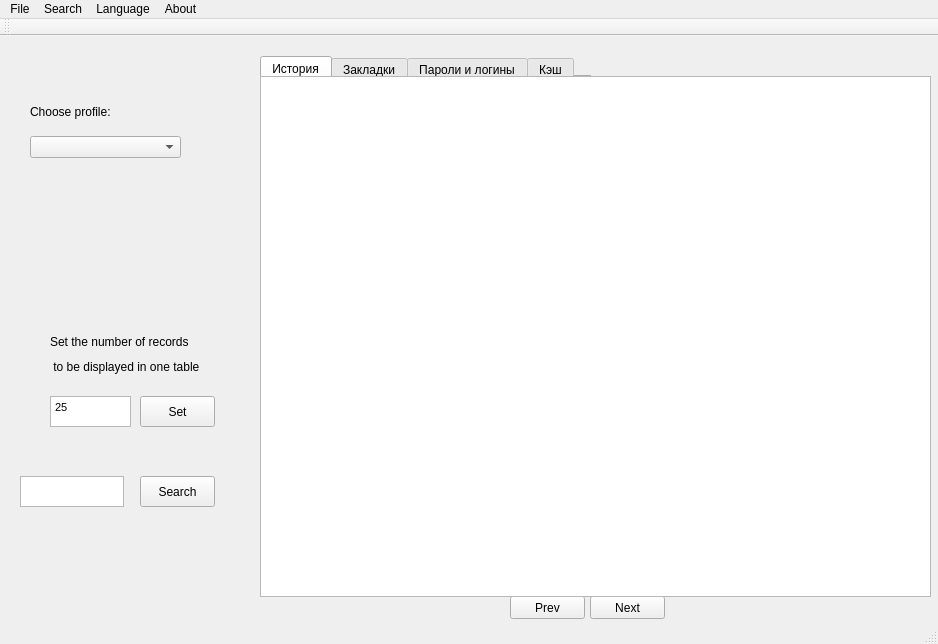
The window that src/FFParser_GUI/source/mainwindow.ui (sp0wk/FFParser_2017) describes before a commit, drawn with Qt 5.
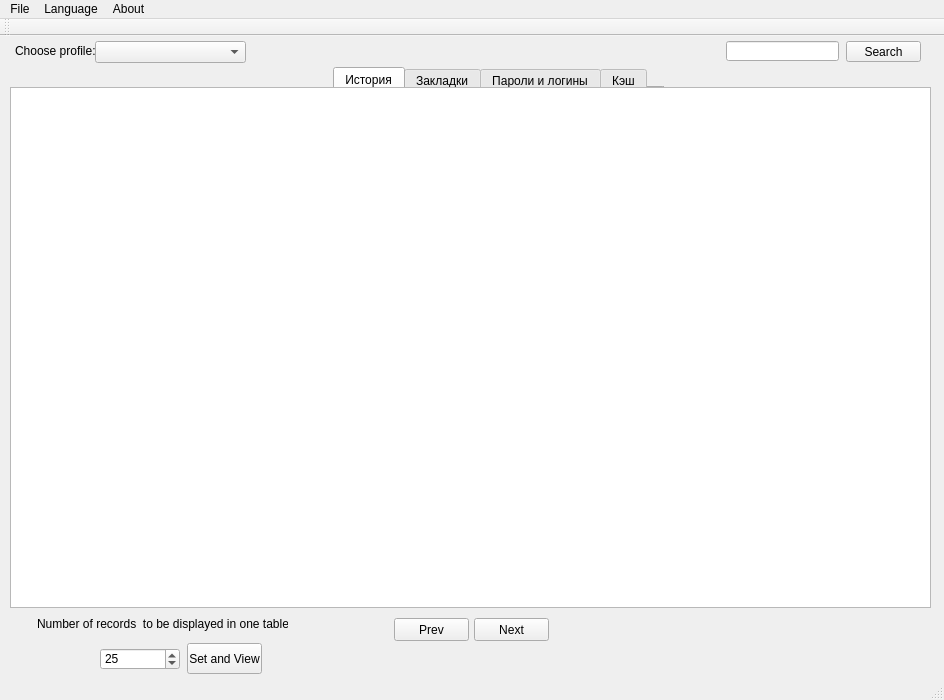
The same window after the commit.

Commit message: Fix and update paging, search, view and interface layout

```diff
--- a/src/FFParser_GUI/source/mainwindow.ui
+++ b/src/FFParser_GUI/source/mainwindow.ui
@@ -6,10 +6,22 @@
    <rect>
     <x>0</x>
     <y>0</y>
-    <width>938</width>
-    <height>644</height>
+    <width>944</width>
+    <height>700</height>
    </rect>
   </property>
+  <property name="minimumSize">
+   <size>
+    <width>944</width>
+    <height>700</height>
+   </size>
+  </property>
+  <property name="maximumSize">
+   <size>
+    <width>944</width>
+    <height>700</height>
+   </size>
+  </property>
   <property name="windowTitle">
    <string>MainWindow</string>
   </property>
@@ -17,8 +29,8 @@
    <widget class="QPushButton" name="pushButton">
     <property name="geometry">
      <rect>
-      <x>590</x>
-      <y>560</y>
+      <x>474</x>
+      <y>582</y>
       <width>75</width>
       <height>23</height>
      </rect>
@@ -30,8 +42,8 @@
    <widget class="QPushButton" name="pushButton_2">
     <property name="geometry">
      <rect>
-      <x>510</x>
-      <y>560</y>
+      <x>394</x>
+      <y>582</y>
       <width>75</width>
       <height>23</height>
      </rect>
@@ -43,9 +55,9 @@
    <widget class="QLabel" name="label">
     <property name="geometry">
      <rect>
-      <x>30</x>
-      <y>60</y>
-      <width>121</width>
+      <x>15</x>
+      <y>-1</y>
+      <width>81</width>
       <height>31</height>
      </rect>
     </property>
@@ -56,8 +68,8 @@
    <widget class="QComboBox" name="comboBox">
     <property name="geometry">
      <rect>
-      <x>30</x>
-      <y>100</y>
+      <x>95</x>
+      <y>5</y>
       <width>151</width>
       <height>22</height>
      </rect>
@@ -66,8 +78,8 @@
    <widget class="QTabWidget" name="tabWidget">
     <property name="geometry">
      <rect>
-      <x>260</x>
-      <y>20</y>
+      <x>333</x>
+      <y>31</y>
       <width>331</width>
       <height>21</height>
      </rect>
@@ -102,9 +114,9 @@
    <widget class="QTableWidget" name="tableWidget">
     <property name="geometry">
      <rect>
-      <x>260</x>
-      <y>40</y>
-      <width>671</width>
+      <x>10</x>
+      <y>51</y>
+      <width>921</width>
       <height>521</height>
      </rect>
     </property>
@@ -115,92 +127,84 @@
      <bool>false</bool>
     </property>
    </widget>
-   <widget class="QTextEdit" name="textEdit">
-    <property name="geometry">
-     <rect>
-      <x>50</x>
-      <y>360</y>
-      <width>81</width>
-      <height>31</height>
-     </rect>
-    </property>
-    <property name="html">
-     <string>&lt;!DOCTYPE HTML PUBLIC &quot;-//W3C//DTD HTML 4.0//EN&quot; &quot;http://www.w3.org/TR/REC-html40/strict.dtd&quot;&gt;
-&lt;html&gt;&lt;head&gt;&lt;meta name=&quot;qrichtext&quot; content=&quot;1&quot; /&gt;&lt;style type=&quot;text/css&quot;&gt;
-p, li { white-space: pre-wrap; }
-&lt;/style&gt;&lt;/head&gt;&lt;body style=&quot; font-family:'MS Shell Dlg 2'; font-size:8.25pt; font-weight:400; font-style:normal;&quot;&gt;
-&lt;p style=&quot; margin-top:0px; margin-bottom:0px; margin-left:0px; margin-right:0px; -qt-block-indent:0; text-indent:0px;&quot;&gt;25&lt;/p&gt;&lt;/body&gt;&lt;/html&gt;</string>
-    </property>
-   </widget>
    <widget class="QPushButton" name="pushButton_3">
     <property name="geometry">
      <rect>
-      <x>140</x>
-      <y>360</y>
+      <x>187</x>
+      <y>607</y>
       <width>75</width>
       <height>31</height>
      </rect>
     </property>
     <property name="text">
-     <string>Set</string>
+     <string>Set and View</string>
     </property>
    </widget>
    <widget class="QLabel" name="label_2">
     <property name="geometry">
      <rect>
-      <x>50</x>
-      <y>280</y>
-      <width>141</width>
+      <x>37</x>
+      <y>562</y>
+      <width>251</width>
       <height>51</height>
      </rect>
     </property>
     <property name="text">
-     <string>Set the number of records</string>
-    </property>
-   </widget>
-   <widget class="QLabel" name="label_3">
-    <property name="geometry">
-     <rect>
-      <x>50</x>
-      <y>310</y>
-      <width>161</width>
-      <height>41</height>
-     </rect>
-    </property>
-    <property name="text">
-     <string> to be displayed in one table</string>
-    </property>
-   </widget>
-   <widget class="QTextEdit" name="textEdit_2">
-    <property name="geometry">
-     <rect>
-      <x>20</x>
-      <y>440</y>
-      <width>104</width>
-      <height>31</height>
-     </rect>
+     <string>Number of records  to be displayed in one table</string>
     </property>
    </widget>
    <widget class="QPushButton" name="pushButton_4">
     <property name="geometry">
      <rect>
-      <x>140</x>
-      <y>440</y>
+      <x>846</x>
+      <y>5</y>
       <width>75</width>
-      <height>31</height>
+      <height>21</height>
      </rect>
     </property>
     <property name="text">
      <string>Search</string>
     </property>
    </widget>
+   <widget class="QSpinBox" name="spinBox">
+    <property name="geometry">
+     <rect>
+      <x>100</x>
+      <y>612</y>
+      <width>80</width>
+      <height>22</height>
+     </rect>
+    </property>
+    <property name="cursor">
+     <cursorShape>IBeamCursor</cursorShape>
+    </property>
+    <property name="minimum">
+     <number>0</number>
+    </property>
+    <property name="maximum">
+     <number>999999999</number>
+    </property>
+    <property name="value">
+     <number>25</number>
+    </property>
+   </widget>
+   <widget class="QLineEdit" name="lineEdit">
+    <property name="geometry">
+     <rect>
+      <x>726</x>
+      <y>5</y>
+      <width>113</width>
+      <height>20</height>
+     </rect>
+    </property>
+   </widget>
   </widget>
   <widget class="QMenuBar" name="menuBar">
    <property name="geometry">
     <rect>
      <x>0</x>
      <y>0</y>
-     <width>938</width>
+     <width>944</width>
      <height>21</height>
     </rect>
    </property>
@@ -209,11 +213,6 @@
      <string>Language</string>
     </property>
    </widget>
-   <widget class="QMenu" name="menuSearch">
-    <property name="title">
-     <string>Search</string>
-    </property>
-   </widget>
    <widget class="QMenu" name="menuFile">
     <property name="title">
      <string>File</string>
@@ -226,7 +225,6 @@
     </property>
    </widget>
    <addaction name="menuFile"/>
-   <addaction name="menuSearch"/>
    <addaction name="menuLanguage"/>
    <addaction name="menuAbout"/>
   </widget>
```
The commit also changes 2 other files.
